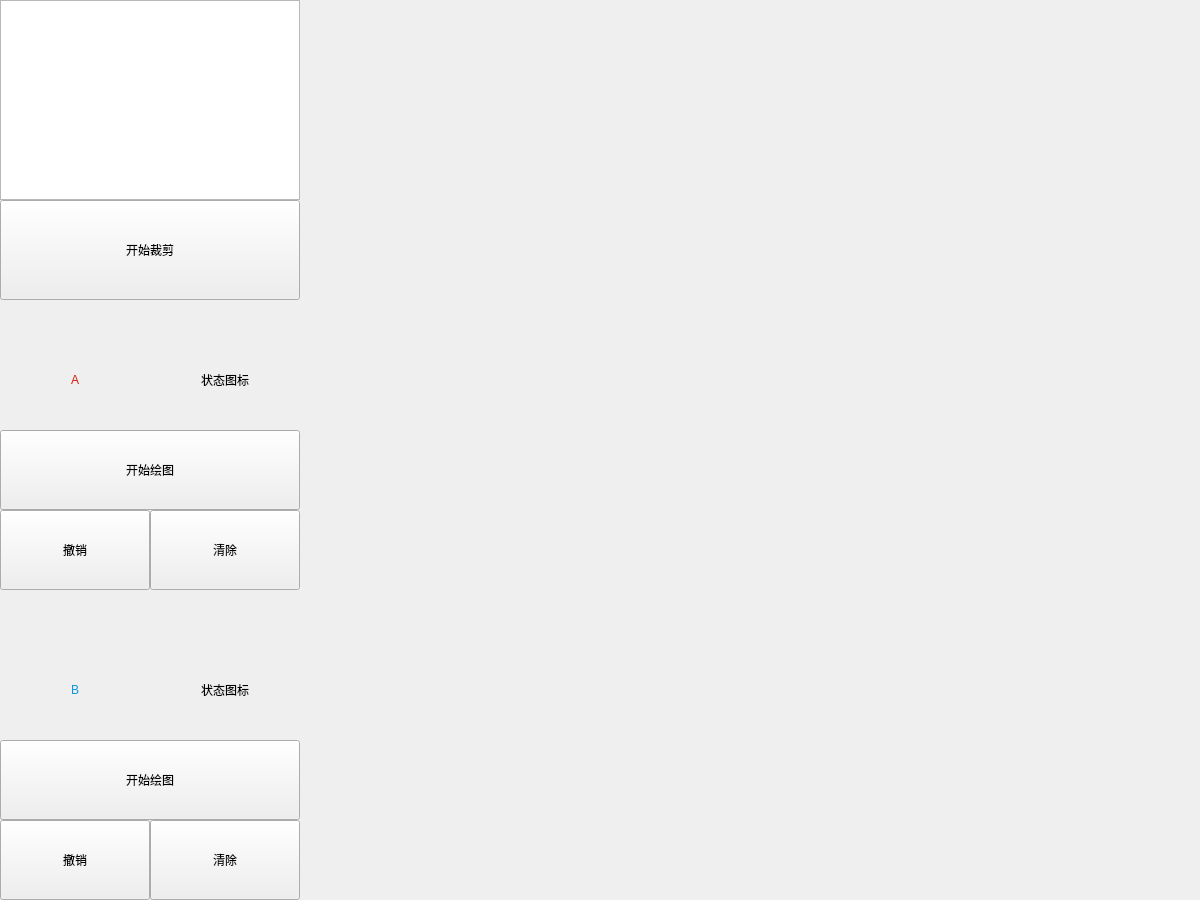
First picture: the form in window.ui, repository wish142857/GraphClipping, before the edit.
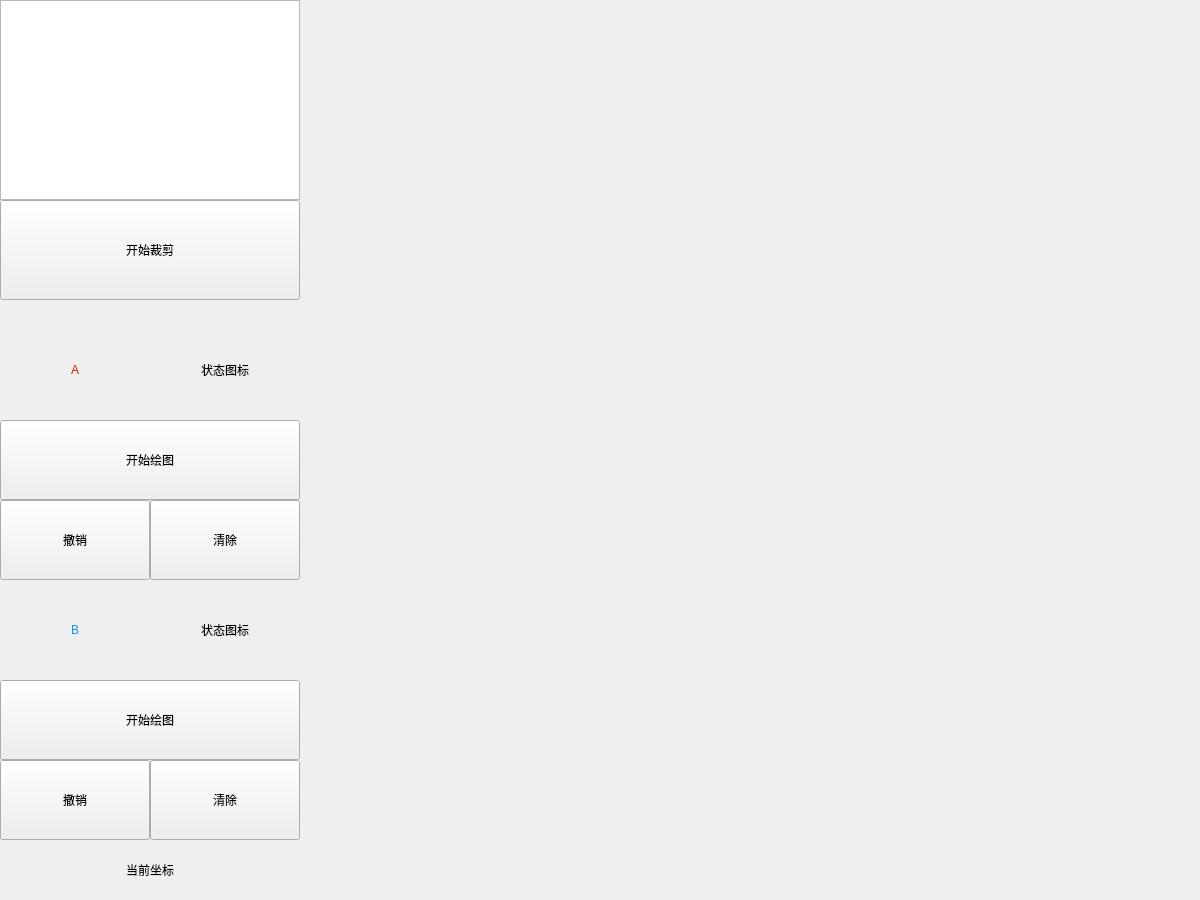
Second picture: the form after the edit.

The edit to the form file:
```diff
--- a/window.ui
+++ b/window.ui
@@ -41,7 +41,7 @@
     <property name="geometry">
      <rect>
       <x>0</x>
-      <y>430</y>
+      <y>420</y>
       <width>300</width>
       <height>80</height>
      </rect>
@@ -54,7 +54,7 @@
     <property name="geometry">
      <rect>
       <x>0</x>
-      <y>740</y>
+      <y>680</y>
       <width>300</width>
       <height>80</height>
      </rect>
@@ -67,7 +67,7 @@
     <property name="geometry">
      <rect>
       <x>0</x>
-      <y>510</y>
+      <y>500</y>
       <width>150</width>
       <height>80</height>
      </rect>
@@ -80,7 +80,7 @@
     <property name="geometry">
      <rect>
       <x>150</x>
-      <y>510</y>
+      <y>500</y>
       <width>150</width>
       <height>80</height>
      </rect>
@@ -93,7 +93,7 @@
     <property name="geometry">
      <rect>
       <x>0</x>
-      <y>820</y>
+      <y>760</y>
       <width>150</width>
       <height>80</height>
      </rect>
@@ -106,7 +106,7 @@
     <property name="geometry">
      <rect>
       <x>150</x>
-      <y>820</y>
+      <y>760</y>
       <width>150</width>
       <height>80</height>
      </rect>
@@ -119,7 +119,7 @@
     <property name="geometry">
      <rect>
       <x>0</x>
-      <y>330</y>
+      <y>320</y>
       <width>150</width>
       <height>100</height>
      </rect>
@@ -139,7 +139,7 @@
     <property name="geometry">
      <rect>
       <x>150</x>
-      <y>330</y>
+      <y>320</y>
       <width>150</width>
       <height>100</height>
      </rect>
@@ -155,7 +155,7 @@
     <property name="geometry">
      <rect>
       <x>150</x>
-      <y>640</y>
+      <y>580</y>
       <width>150</width>
       <height>100</height>
      </rect>
@@ -171,7 +171,7 @@
     <property name="geometry">
      <rect>
       <x>0</x>
-      <y>640</y>
+      <y>580</y>
       <width>150</width>
       <height>100</height>
      </rect>
@@ -187,6 +187,39 @@
      <set>Qt::AlignCenter</set>
     </property>
    </widget>
+   <widget class="QLabel" name="posLabel">
+    <property name="geometry">
+     <rect>
+      <x>0</x>
+      <y>850</y>
+      <width>300</width>
+      <height>40</height>
+     </rect>
+    </property>
+    <property name="styleSheet">
+     <string notr="true">color: rgb(0, 0, 0);
+font: 75 12pt &quot;微软雅黑&quot;;</string>
+    </property>
+    <property name="text">
+     <string>当前坐标</string>
+    </property>
+    <property name="alignment">
+     <set>Qt::AlignCenter</set>
+    </property>
+   </widget>
+   <widget class="QWidget" name="drawWidget" native="true">
+    <property name="geometry">
+     <rect>
+      <x>300</x>
+      <y>0</y>
+      <width>900</width>
+      <height>900</height>
+     </rect>
+    </property>
+    <property name="mouseTracking">
+     <bool>true</bool>
+    </property>
+   </widget>
   </widget>
  </widget>
  <resources/>
```
